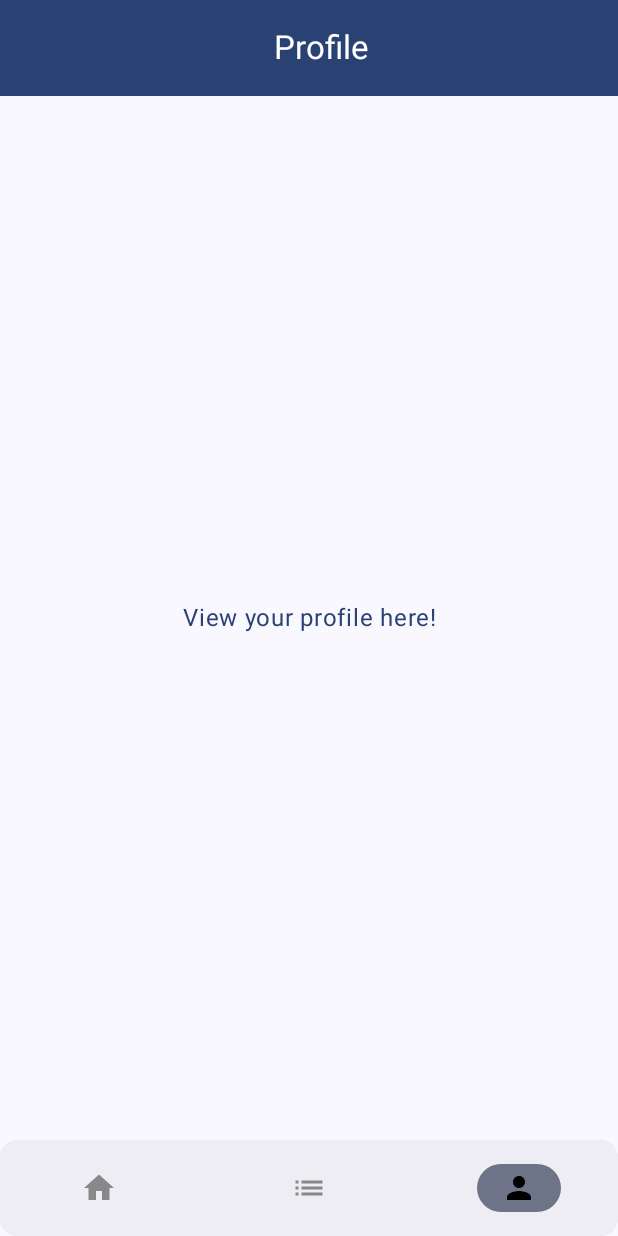
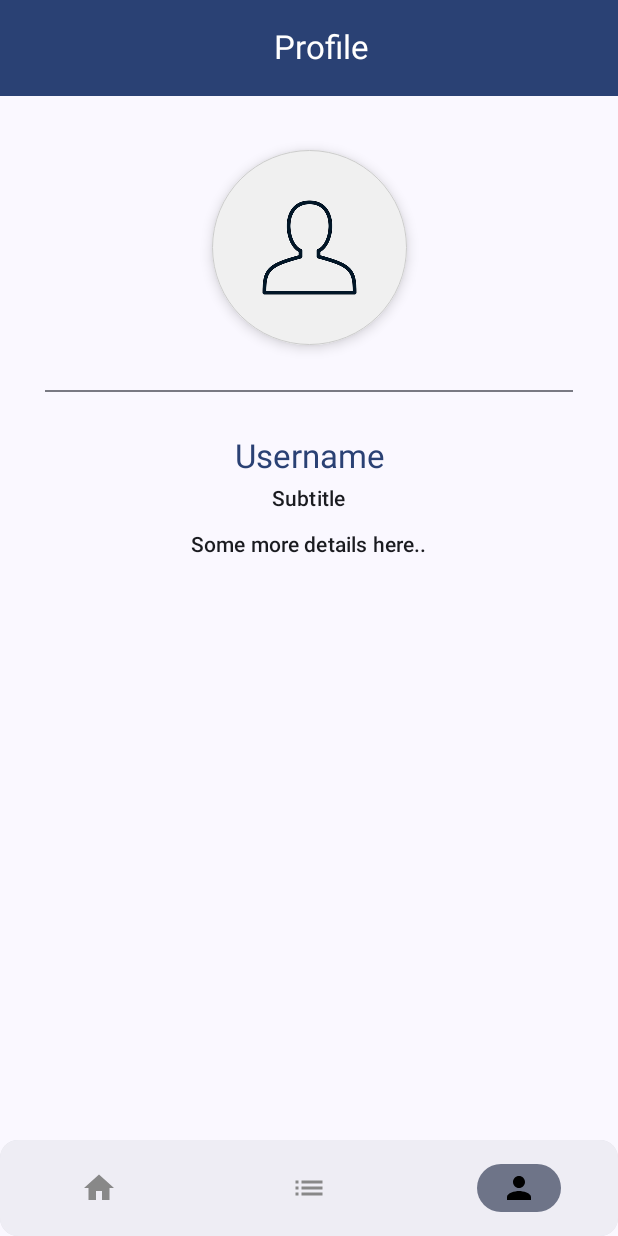
Before and after one commit to BikramDroid/onboarding-app, an Android app built with Jetpack Compose: the screen it shows after launch (MainActivity), item 3 of the bottom bar chosen, on a phone screen of 412 x 824 dp. Run offline under Robolectric (Android 15) with nearby library versions, the phone set to English and light mode, and no system bars.

Commit message:
Added some stuff in profile screen!

```diff
--- a/app/src/main/java/com/bikram/onboardingapp/ui/screens/ProfileScreen.kt
+++ b/app/src/main/java/com/bikram/onboardingapp/ui/screens/ProfileScreen.kt
@@ -1,24 +1,84 @@
 package com.bikram.onboardingapp.ui.screens
 
+import androidx.compose.foundation.BorderStroke
+import androidx.compose.foundation.Image
+import androidx.compose.foundation.layout.Arrangement
 import androidx.compose.foundation.layout.Box
+import androidx.compose.foundation.layout.Column
 import androidx.compose.foundation.layout.fillMaxSize
+import androidx.compose.foundation.layout.padding
+import androidx.compose.foundation.layout.size
+import androidx.compose.foundation.shape.CircleShape
+import androidx.compose.material3.Divider
 import androidx.compose.material3.MaterialTheme
+import androidx.compose.material3.Surface
 import androidx.compose.material3.Text
 import androidx.compose.runtime.Composable
 import androidx.compose.ui.Alignment
 import androidx.compose.ui.Modifier
-import androidx.compose.ui.res.stringResource
-import androidx.compose.ui.text.style.TextAlign
+import androidx.compose.ui.graphics.Color
+import androidx.compose.ui.layout.ContentScale
+import androidx.compose.ui.res.painterResource
+import androidx.compose.ui.unit.dp
 import com.bikram.onboardingapp.R
 
 @Composable
 fun ProfileScreen() {
-    Box(contentAlignment = Alignment.Center, modifier = Modifier.fillMaxSize())
+    Box(
+        modifier = Modifier
+            .fillMaxSize()
+            .padding(top = 100.dp)
+    )
     {
+        Column(
+            verticalArrangement = Arrangement.Top,
+            horizontalAlignment = Alignment.CenterHorizontally
+        ) {
+            ProfileImage()
+            Divider(modifier = Modifier.padding(30.dp))
+            ProfileInfo()
+        }
+    }
+}
+
+@Composable
+private fun ProfileInfo() {
+    Column(
+        verticalArrangement = Arrangement.Center,
+        horizontalAlignment = Alignment.CenterHorizontally
+    ) {
         Text(
-            text = stringResource(id = R.string.profile),
-            textAlign = TextAlign.Center,
-            color = MaterialTheme.colorScheme.primary
+            text = "Username",
+            color = MaterialTheme.colorScheme.primary,
+            style = MaterialTheme.typography.titleLarge
+        )
+
+        Text(
+            text = "Subtitle",
+            modifier = Modifier.padding(5.dp),
+            style = MaterialTheme.typography.titleSmall
+        )
+
+        Text(
+            text = "Some more details here..",
+            modifier = Modifier.padding(5.dp),
+            style = MaterialTheme.typography.titleSmall
         )
     }
 }
+
+@Composable
+private fun ProfileImage(modifier: Modifier = Modifier) {
+    Surface(
+        shape = CircleShape,
+        border = BorderStroke(0.5.dp, Color.LightGray),
+        shadowElevation = 5.dp
+    ) {
+        Image(
+            painter = painterResource(id = R.drawable.user_img),
+            contentDescription = "profile image",
+            modifier = modifier.size(130.dp),
+            contentScale = ContentScale.Crop
+        )
+    }
+}
```
Also changed, not shown: app/src/main/res/drawable/user_img.png (added).
